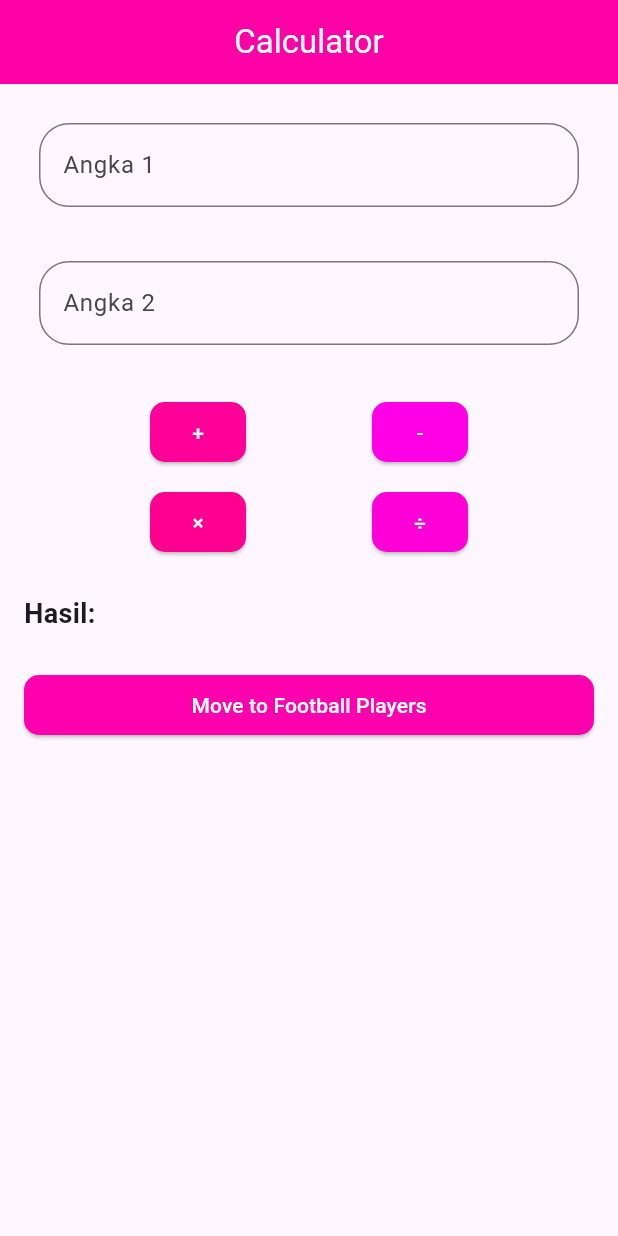
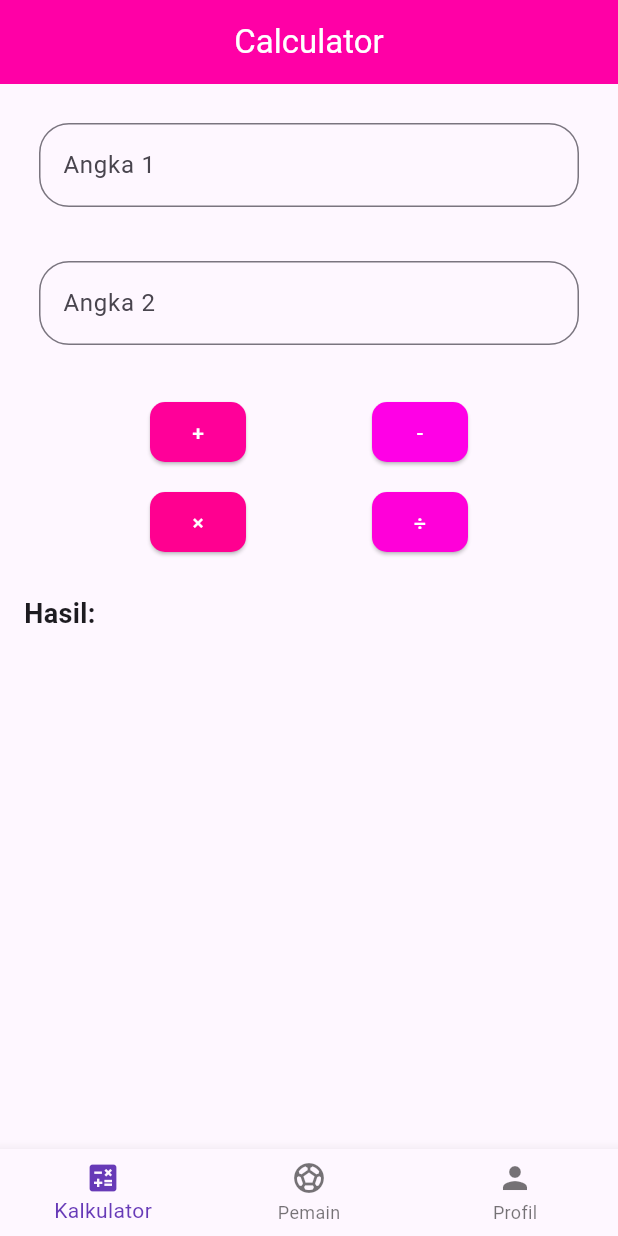
Before and after one commit to fawwazz-z/latihan_11pplg2, a Flutter app: the screen it shows after launch, on a phone screen of 412 x 824 dp. Run offline on Flutter 3.47's test engine with Material 3 defaults, Android fonts, the phone set to English and light mode, and no system bars; our stand-ins replace get.

Commit message:
BottomNav

```diff
--- /dev/null
+++ b/lib/controllers/navigation_controller.dart
@@ -0,0 +1,10 @@
+import 'package:get/get.dart';
+
+class NavigationController extends GetxController {
+  var selectedIndex = 0.obs;
+
+
+  void changeIndex(int index) {
+    selectedIndex.value = index;
+  }
+}
--- a/lib/controllers/player_controller.dart
+++ b/lib/controllers/player_controller.dart
@@ -4,13 +4,13 @@
 class PlayerController extends GetxController {
   var players = <Player>[
     Player(
-      image: 'https://i.pinimg.com/736x/25/c8/82/25c88270a5ad16b7a6cc45b4c828b974.jpg',
+      image: 'https://i.pinimg.com/736x/bd/ae/e4/bdaee48b08c66db5f28eaf9595a6661c.jpg',
       name: 'Cristiano Ronaldo',
       position: 'Forward',
       number: 7,
     ),
     Player(
-      image: 'https://imageio.forbes.com/specials-images/imageserve/663e595b4509f97fdafb95f5/0x0.jpg?format=jpg&crop=383,383,x1045,y23,safe&height=416&width=416&fit=bounds',
+      image: 'https://i.pinimg.com/1200x/59/59/65/595965774b453a3c2e10d43319c9a24b.jpg',
       name: 'Lionel Messi',
       position: 'Midfielder',
       number: 10,
--- a/lib/main.dart
+++ b/lib/main.dart
@@ -24,7 +24,8 @@
           foregroundColor: Colors.white,
         ),
       ),
-      initialRoute: AppRoutes.calculator,
+
+      initialRoute: AppRoutes.bottomNavPage,
       getPages: AppPages.pages,
 
 
--- a/lib/pages/CalculatorPage.dart
+++ b/lib/pages/CalculatorPage.dart
@@ -80,15 +80,15 @@
               );
             }),
             const SizedBox(height: 24),
-            CustomButton(
-              textColor: Colors.white,
-              textt: "Move to Football Players",
-              press: () {
-                calculatorController.clear();
-                Get.toNamed(AppRoutes.playerList);
-              },
-              color: const Color.fromARGB(255, 255, 0, 174),
-            ),
+            // CustomButton(
+            //   textColor: Colors.white,
+            //   textt: "Move to Football Players",
+            //   press: () {
+            //     calculatorController.clear();
+            //     Get.toNamed(AppRoutes.playerList);
+            //   },
+            //   color: const Color.fromARGB(255, 255, 0, 174),
+            // ),
           ],
         ),
       ),
--- /dev/null
+++ b/lib/pages/bottom_nav_page.dart
@@ -0,0 +1,43 @@
+import 'package:flutter/material.dart';
+import 'package:get/get.dart';
+import 'package:latihan_11pplg2/controllers/navigation_controller.dart';
+import 'package:latihan_11pplg2/pages/profile_page.dart';
+import 'CalculatorPage.dart';
+import 'player_list_page.dart';
+import 'profile_page.dart';
+
+class BottomNavPage extends StatelessWidget {
+  final NavigationController navController = Get.put(NavigationController());
+
+  final List<Widget> pages = [
+    CalculatorPage(),
+    PlayerListPage(),
+    ProfilePage(),
+  ];
+
+  @override
+  Widget build(BuildContext context) {
+    return Obx(() => Scaffold(
+          body: pages[navController.selectedIndex.value],
+          bottomNavigationBar: BottomNavigationBar(
+            currentIndex: navController.selectedIndex.value,
+            onTap: navController.changeIndex,
+            selectedItemColor: Colors.deepPurple,
+            items: const [
+              BottomNavigationBarItem(
+                icon: Icon(Icons.calculate),
+                label: 'Kalkulator',
+              ),
+              BottomNavigationBarItem(
+                icon: Icon(Icons.sports_soccer),
+                label: 'Pemain',
+              ),
+              BottomNavigationBarItem(
+                icon: Icon(Icons.person),
+                label: 'Profil',
+              ),
+            ],
+          ),
+        ));
+  }
+}
--- a/lib/pages/player_edit_page.dart
+++ b/lib/pages/player_edit_page.dart
@@ -49,7 +49,7 @@
     return Scaffold(
       appBar: AppBar(
         title: Text(index == -1 ? 'Tambah Pemain' : 'Edit Pemain'),
-        backgroundColor: const Color.fromARGB(255, 255, 0, 195),
+        backgroundColor: const Color.fromARGB(255, 0, 0, 0),
         foregroundColor: Colors.white,
       ),
       body: Padding(
--- a/lib/pages/player_list_page.dart
+++ b/lib/pages/player_list_page.dart
@@ -29,9 +29,9 @@
 
     return Scaffold(
       appBar: AppBar(
-        title: const Text('Squad Pemain'),
+        title: const Text('All Star Players'),
         centerTitle: true,
-        backgroundColor: const Color.fromARGB(255, 237, 4, 245),
+        backgroundColor: const Color.fromARGB(255, 0, 0, 0),
         foregroundColor: Colors.white,
         elevation: 4,
       ),
--- a/lib/routes/pages.dart
+++ b/lib/routes/pages.dart
@@ -1,5 +1,6 @@
 import 'package:get/get.dart';
 import 'package:latihan_11pplg2/pages/player_edit_page.dart';
+import 'package:latihan_11pplg2/pages/bottom_nav_page.dart';
 import 'package:latihan_11pplg2/pages/player_list_page.dart';
 import 'package:latihan_11pplg2/pages/CalculatorPage.dart';
 import 'routes.dart';
@@ -18,5 +19,9 @@
       name: AppRoutes.playerEdit,
       page: () => const PlayerEditPage(),
     ),
+    GetPage(
+      name: AppRoutes.bottomNavPage,
+      page: () => BottomNavPage(),
+    ),
   ];
 }
--- a/lib/routes/routes.dart
+++ b/lib/routes/routes.dart
@@ -2,4 +2,8 @@
   static const calculator = '/calculator';
   static const playerList = '/playerList';
   static const playerEdit = '/playerEdit';
+  static const bottomNavPage = '/bottomNav';
+
+
+
 }
```
Also changed, not shown: lib/pages/profile_page.dart (added, +88 -0 lines).
